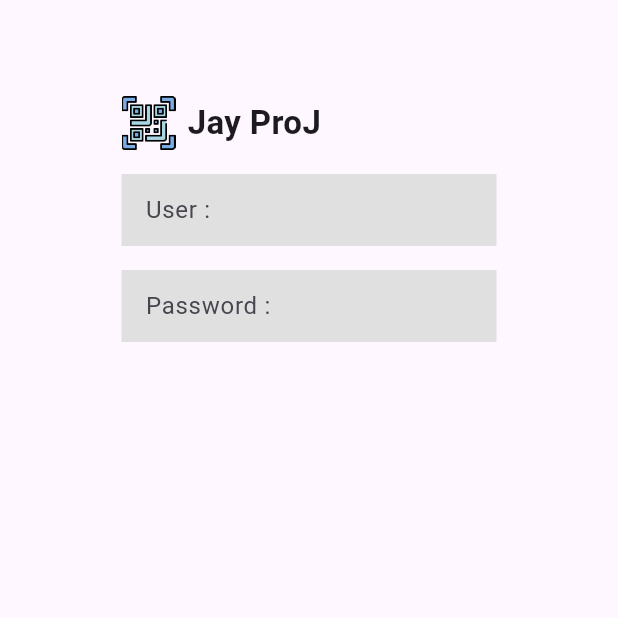
After one commit to masterUNG/JayProJ, a Flutter app: the Authen screen opened directly, on a phone screen of 412 x 824 dp, the top half of it. The commit adds this screen. Run offline on Flutter 3.47's test engine with Material 3 defaults, Android fonts, the phone set to English and light mode, and no system bars; our stand-ins replace dio, geolocator, get, getwidget, image_picker; missing offline and left inert: scan.

Commit message:
finish 4feb

```diff
--- a/lib/main.dart
+++ b/lib/main.dart
@@ -2,6 +2,7 @@ import 'dart:io';
 
 import 'package:flutter/material.dart';
 import 'package:get/get.dart';
+import 'package:jayproj/states/authen.dart';
 import 'package:jayproj/states/main_scan.dart';
 
 void main() {
@@ -17,6 +18,7 @@ class MyApp extends StatelessWidget {
   Widget build(BuildContext context) {
     return const GetMaterialApp(
       home: MainScan(),
+      // home: Authen(),
     );
   }
 }
@@ -24,7 +26,6 @@ class MyApp extends StatelessWidget {
 class MyHttpOverride extends HttpOverrides {
   @override
   HttpClient createHttpClient(SecurityContext? context) {
-    // TODO: implement createHttpClient
     return super.createHttpClient(context)
       ..badCertificateCallback = (cert, host, port) => true;
   }
--- /dev/null
+++ b/lib/states/authen.dart
@@ -0,0 +1,30 @@
+import 'package:flutter/material.dart';
+import 'package:jayproj/widgets/widget_form.dart';
+import 'package:jayproj/widgets/widget_logo.dart';
+
+class Authen extends StatelessWidget {
+  const Authen({super.key});
+
+  @override
+  Widget build(BuildContext context) {
+    return Scaffold(
+      body: SafeArea(
+          child: Row(
+        mainAxisAlignment: MainAxisAlignment.center,
+        children: [
+          Container(
+            width: 250,
+            margin: const EdgeInsets.only(top: 64),
+            child: const Column(
+              children: [
+                WidgetLogo(),
+                WidgetForm(hint: 'User :',),
+                WidgetForm(hint: 'Password :',),
+              ],
+            ),
+          ),
+        ],
+      )),
+    );
+  }
+}
--- a/lib/utility/app_constant.dart
+++ b/lib/utility/app_constant.dart
@@ -17,6 +17,43 @@ class AppConstant {
   static String urlGetDataWhereNumber =
       'https://www.androidthai.in.th/fluttertraining/JayProJ/getDataWhereNumber.php?isAdd=true&number=';
 
+  TextStyle h1Style({
+    double? size,
+    Color? color,
+    FontWeight? fontWeight,
+  }) {
+    return TextStyle(
+        fontSize: size ?? 36,
+        color: color,
+        fontWeight: fontWeight ?? FontWeight.bold);
+  }
+  TextStyle h2Style({
+    double? size,
+    Color? color,
+    FontWeight? fontWeight,
+  }) {
+    return TextStyle(
+        fontSize: size ?? 22,
+        color: color,
+        fontWeight: fontWeight ?? FontWeight.w700);
+  }
+  TextStyle h3Style({
+    double? size,
+    Color? color,
+    FontWeight? fontWeight,
+  }) {
+    return TextStyle(
+        fontSize: size ?? 14,
+        color: color,
+        fontWeight: fontWeight ?? FontWeight.normal);
+  }
+
+
+
+
+
+
+
   BoxDecoration radiusBorder() => BoxDecoration(
         border: Border.all(),
         borderRadius: BorderRadius.circular(10),
--- /dev/null
+++ b/lib/widgets/widget_form.dart
@@ -0,0 +1,26 @@
+// ignore_for_file: public_member_api_docs, sort_constructors_first
+import 'package:flutter/material.dart';
+
+class WidgetForm extends StatelessWidget {
+  const WidgetForm({
+    Key? key,
+    this.hint,
+  }) : super(key: key);
+
+  final String? hint;
+
+  @override
+  Widget build(BuildContext context) {
+    return Container(
+      margin: const EdgeInsets.only(top: 16),
+      child: TextFormField(
+        decoration: InputDecoration(
+          filled: true,
+          fillColor: Colors.grey.shade300,
+          border: InputBorder.none,
+          hintText: hint,
+        ),
+      ),
+    );
+  }
+}
--- /dev/null
+++ b/lib/widgets/widget_logo.dart
@@ -0,0 +1,29 @@
+import 'package:flutter/material.dart';
+import 'package:jayproj/utility/app_constant.dart';
+import 'package:jayproj/widgets/widget_image_asset.dart';
+import 'package:jayproj/widgets/widget_text.dart';
+
+class WidgetLogo extends StatelessWidget {
+  const WidgetLogo({
+    super.key,
+  });
+
+  @override
+  Widget build(BuildContext context) {
+    return Row(
+      children: [
+        const WidgetImageAsset(
+          path: 'images/qr.png',
+          size: 36,
+        ),
+        const SizedBox(
+          width: 8,
+        ),
+        WidgetText(
+          data: 'Jay ProJ',
+          textStyle: AppConstant().h2Style(),
+        ),
+      ],
+    );
+  }
+}
--- a/lib/widgets/widget_text.dart
+++ b/lib/widgets/widget_text.dart
@@ -5,12 +5,17 @@ class WidgetText extends StatelessWidget {
   const WidgetText({
     Key? key,
     required this.data,
+    this.textStyle,
   }) : super(key: key);
 
   final String data;
+  final TextStyle? textStyle;
 
   @override
   Widget build(BuildContext context) {
-    return Text(data);
+    return Text(
+      data,
+      style: textStyle,
+    );
   }
 }
```
